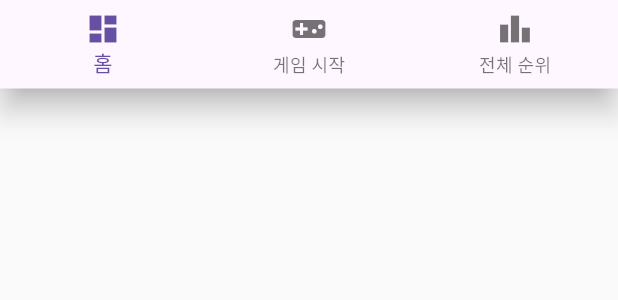
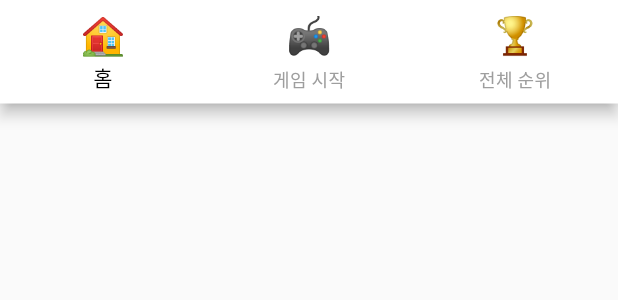
Before and after one commit to chjcmy/BlockPuzzle, a Flutter app: the HomeBottomBar widget shown alone on an empty page, opened directly, on a phone screen of 412 x 824 dp. Shown: the top 300 px of the screen. Run offline on Flutter 3.47's test engine with Material 3 defaults, Android fonts, the phone set to English and light mode, and no system bars; our stand-ins replace dio, equatable, flutter_bloc, shared_preferences, sqflite; accounts and stored records are empty; network calls fail.

Commit message:
home components 나누기

```diff
--- a/lib/theme/component/bottom_bar/base_bottom_bar.dart
+++ b/lib/theme/component/bottom_bar/base_bottom_bar.dart
@@ -16,15 +16,15 @@ class BaseBottomBar extends StatelessWidget {
     return items ??
         [
           const BottomNavigationBarItem(
-            icon: Icon(Icons.home),
+            icon: Text("🏠", style: TextStyle(fontSize: 24)), // 이모지 아이콘
             label: '홈',
           ),
           const BottomNavigationBarItem(
-            icon: Icon(Icons.videogame_asset),
+            icon: Text("🎮", style: TextStyle(fontSize: 24)), // 이모지 아이콘
             label: '게임 시작',
           ),
           const BottomNavigationBarItem(
-            icon: Icon(Icons.leaderboard),
+            icon: Text("🏆", style: TextStyle(fontSize: 24)), // 이모지 아이콘
             label: '전체 순위',
           ),
         ];
@@ -35,6 +35,12 @@ class BaseBottomBar extends StatelessWidget {
     return BottomNavigationBar(
       currentIndex: currentIndex,
       onTap: onTap,
+      backgroundColor: Colors.white, // 배경색 변경
+      selectedItemColor: Colors.black, // 선택된 아이템 색상
+      unselectedItemColor: Colors.grey, // 선택되지 않은 아이템 색상
+      showSelectedLabels: true, // 선택된 아이템 라벨 표시
+      showUnselectedLabels: true, // 선택되지 않은 아이템 라벨도 표시
+      elevation: 4, // 그림자 효과
       items: _buildItems(context),
     );
   }
--- a/lib/view/game/game_view.dart
+++ b/lib/view/game/game_view.dart
@@ -21,7 +21,6 @@ class GameView extends StatefulWidget {
 
 class _GameViewState extends State<GameView> {
   late final GameViewModel gameViewModel;
-
 
   @override
   void initState() {
@@ -59,7 +58,10 @@ class _GameViewState extends State<GameView> {
           });
         }
         return Scaffold(
-          appBar: AppBar(title: const Text('Tetris Game')),
+          appBar: AppBar(
+            title: const Text('Tetris Game'),
+            automaticallyImplyLeading: false, // 뒤로 가기 버튼 제거
+          ),
           body: Padding(
             padding: const EdgeInsets.all(16.0),
             child: Column(
--- a/lib/view/game_over/game_over_view.dart
+++ b/lib/view/game_over/game_over_view.dart
@@ -25,7 +25,10 @@ class GameOverView extends StatelessWidget {
       builder: (context, viewModel) {
         final state = viewModel.state;
         return Scaffold(
-          appBar: AppBar(title: const Text('Game Over')),
+          appBar: AppBar(
+            title: const Text('Game Over'),
+            automaticallyImplyLeading: false, // 뒤로 가기 버튼 제거
+          ),
           body: Padding(
             padding: const EdgeInsets.all(16.0),
             child:
--- a/lib/view/home/widget/home_bottom_bar.dart
+++ b/lib/view/home/widget/home_bottom_bar.dart
@@ -25,15 +25,15 @@ class HomeBottomBar extends StatelessWidget {
       },
       items: const [
         BottomNavigationBarItem(
-          icon: Icon(Icons.dashboard), // 여기서 변경
+          icon: Text("🏠", style: TextStyle(fontSize: 24)), // 이모지 아이콘
           label: '홈',
         ),
         BottomNavigationBarItem(
-          icon: Icon(Icons.videogame_asset),
+          icon: Text("🎮", style: TextStyle(fontSize: 24)), // 이모지 아이콘
           label: '게임 시작',
         ),
         BottomNavigationBarItem(
-          icon: Icon(Icons.leaderboard),
+          icon: Text("🏆", style: TextStyle(fontSize: 24)), // 이모지 아이콘
           label: '전체 순위',
         ),
       ],
--- a/pubspec.yaml
+++ b/pubspec.yaml
@@ -43,6 +43,7 @@ dependencies:
   sqflite: ^2.4.2
   path: ^1.9.1
   dio: ^5.8.0+1
+  intl: ^0.20.2
 
 dev_dependencies:
   flutter_test:
```
Also changed, not shown: lib/view/home/home_view.dart (+12 -34 lines), lib/view/home/widget/home_toggle_button.dart (+7 -14 lines), lib/view/home/widget/score_list/score_list.dart (added, +19 -0 lines), lib/view/home/widget/score_list/score_list_tile.dart (added, +37 -0 lines), lib/view/home/widget/sort_toggel_row.dart (added, +38 -0 lines), pubspec.lock.
